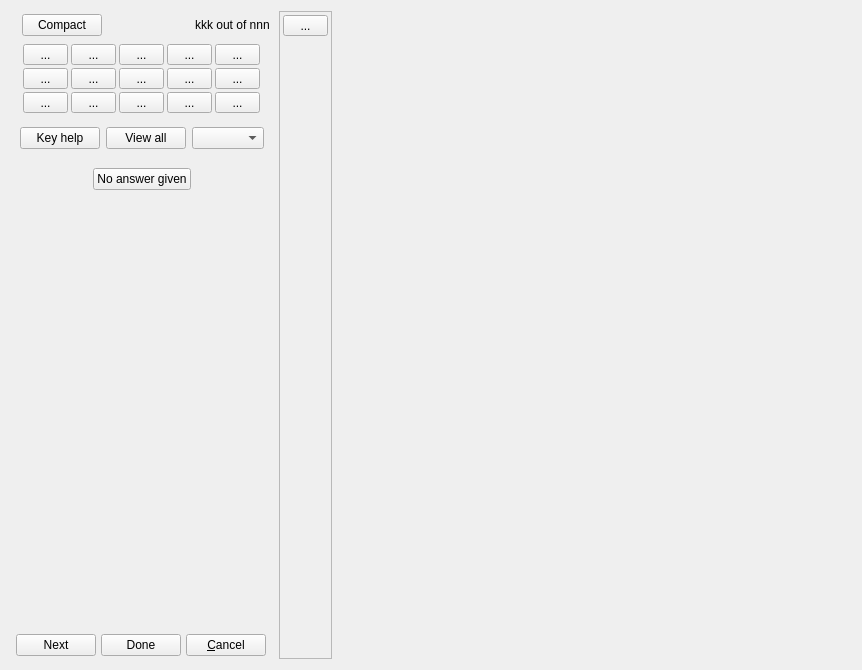
This is qtCreatorFiles/ui_annotator_rhm.ui in plomgrading/plom as Qt 5 draws it before an edit. The edited form follows.
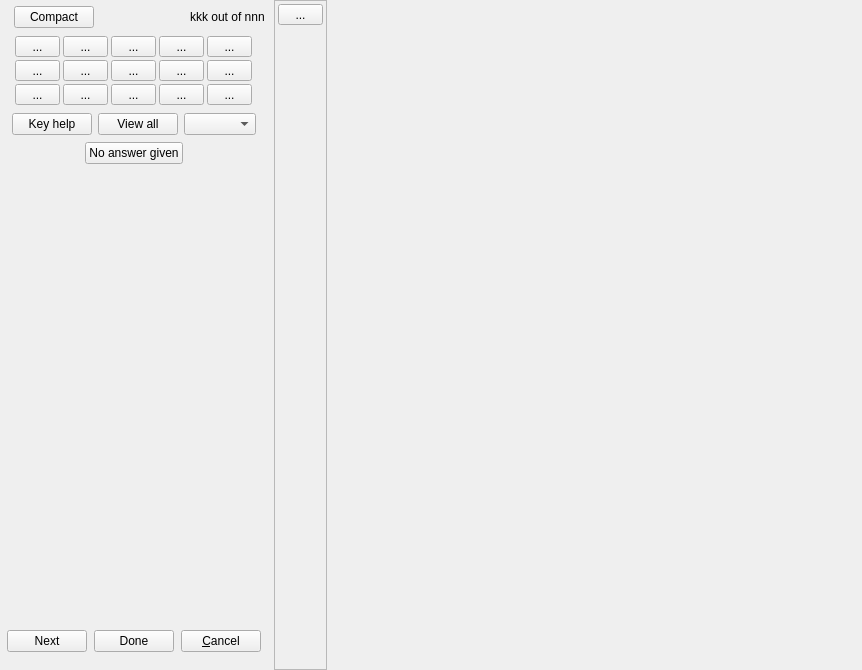
This is the edited form.

Commit message:
ann: remove borders around main view widget, tweak tools
Not quite right but getting there...

```diff
--- a/qtCreatorFiles/ui_annotator_rhm.ui
+++ b/qtCreatorFiles/ui_annotator_rhm.ui
@@ -17,6 +17,18 @@
    <string>Annotate paper</string>
   </property>
   <layout class="QHBoxLayout" name="horizontalLayout">
+   <property name="leftMargin">
+    <number>0</number>
+   </property>
+   <property name="topMargin">
+    <number>0</number>
+   </property>
+   <property name="rightMargin">
+    <number>0</number>
+   </property>
+   <property name="bottomMargin">
+    <number>0</number>
+   </property>
    <item>
     <widget class="QFrame" name="hideableBox">
      <property name="frameShape">
@@ -33,14 +45,11 @@
        <number>0</number>
       </property>
       <property name="topMargin">
-       <number>0</number>
+       <number>3</number>
       </property>
       <property name="rightMargin">
        <number>0</number>
       </property>
-      <property name="bottomMargin">
-       <number>0</number>
-      </property>
       <item>
        <widget class="QFrame" name="frame_3">
         <property name="sizePolicy">
@@ -404,6 +413,18 @@
          <enum>QFrame::Plain</enum>
         </property>
         <layout class="QHBoxLayout" name="buttonsLayout">
+         <property name="leftMargin">
+          <number>12</number>
+         </property>
+         <property name="topMargin">
+          <number>3</number>
+         </property>
+         <property name="rightMargin">
+          <number>12</number>
+         </property>
+         <property name="bottomMargin">
+          <number>1</number>
+         </property>
          <item>
           <widget class="QPushButton" name="keyHelpButton">
            <property name="sizePolicy">
@@ -462,13 +483,13 @@
           <number>3</number>
          </property>
          <property name="topMargin">
-          <number>3</number>
+          <number>1</number>
          </property>
          <property name="rightMargin">
           <number>3</number>
          </property>
          <property name="bottomMargin">
-          <number>3</number>
+          <number>1</number>
          </property>
          <property name="spacing">
           <number>3</number>
@@ -526,7 +547,7 @@
           <number>3</number>
          </property>
          <property name="topMargin">
-          <number>3</number>
+          <number>1</number>
          </property>
          <property name="rightMargin">
           <number>3</number>
@@ -542,6 +563,12 @@
       </item>
       <item>
        <widget class="QFrame" name="frame_2">
+        <property name="sizePolicy">
+         <sizepolicy hsizetype="Expanding" vsizetype="Preferred">
+          <horstretch>0</horstretch>
+          <verstretch>0</verstretch>
+         </sizepolicy>
+        </property>
         <property name="frameShape">
          <enum>QFrame::NoFrame</enum>
         </property>
@@ -561,9 +588,6 @@
          <property name="rightMargin">
           <number>3</number>
          </property>
-         <property name="bottomMargin">
-          <number>3</number>
-         </property>
          <item>
           <widget class="QPushButton" name="finishedButton">
            <property name="sizePolicy">
```
The commit also changes 1 other file.
